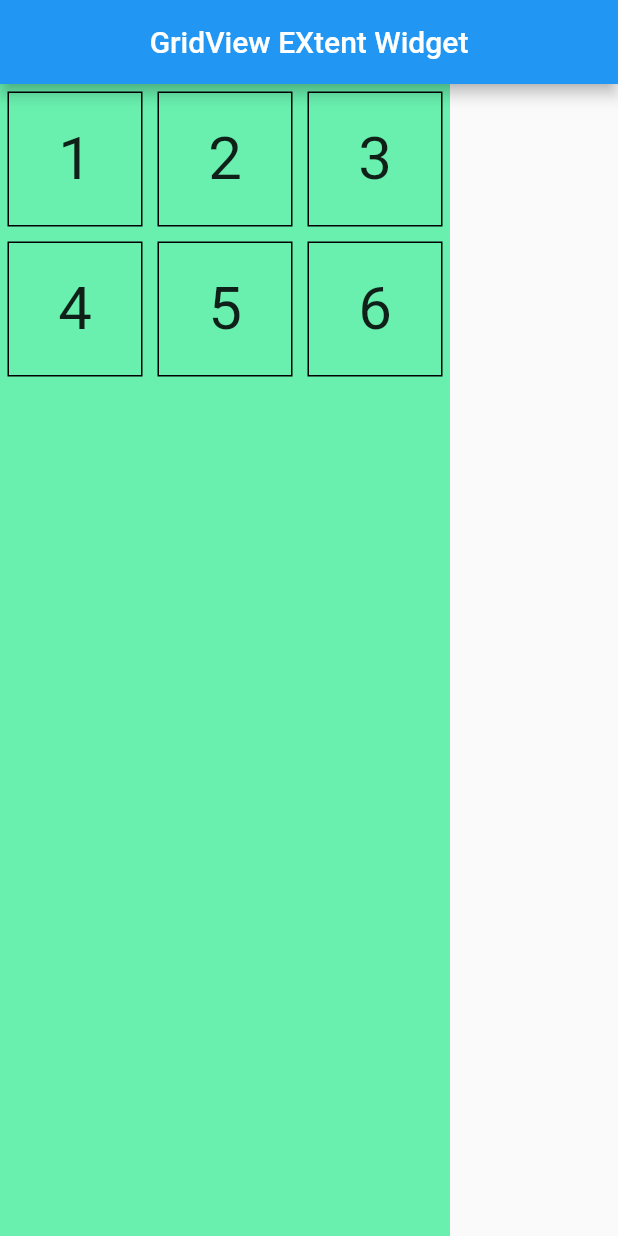
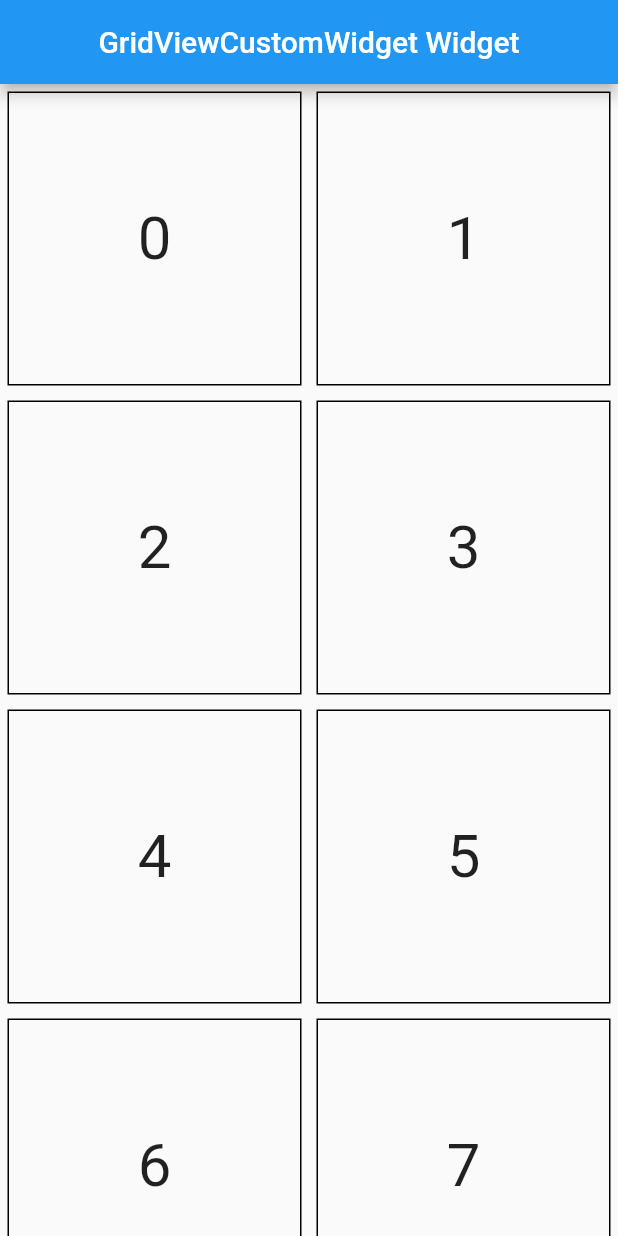
Before and after one commit to Rewalon/my_first, a Flutter app: the screen it shows after launch, on a phone screen of 412 x 824 dp. Run offline on Flutter 3.47's test engine with Material 2 defaults, Android fonts, the phone set to English and light mode, and no system bars.

Commit message:
GridViewCustomWidget

```diff
--- a/lib/main.dart
+++ b/lib/main.dart
@@ -8,11 +8,34 @@ class ScreenWidget extends StatelessWidget {
     return MaterialApp(
       home: Scaffold(
         appBar: AppBar(
-          title: Center(child: const Text('GridView EXtent Widget')),
+          title: Center(child: const Text('GridViewCustomWidget Widget')),
         ),
-        body: GridViewExtentWidget(),
+        body: GridViewCustomWidget(),
       ),
     );
+  }
+}
+
+class GridViewCustomWidget extends StatelessWidget {
+  @override
+  Widget build(BuildContext context) {
+    // TODO: implement build
+    return GridView.custom(
+        gridDelegate:
+            SliverGridDelegateWithFixedCrossAxisCount(crossAxisCount: 2),
+//        childrenDelegate: SliverChildListDelegate([
+//          TextWidget(
+//            text: "1",
+//          ),
+//          TextWidget(
+//            text: "2",
+//          ),
+//          TextWidget(
+//            text: "3",
+//          ),]));
+        childrenDelegate: SliverChildBuilderDelegate((context, index) {
+          return TextWidget(text: '$index');
+        }, childCount: 15));
   }
 }
 
```
